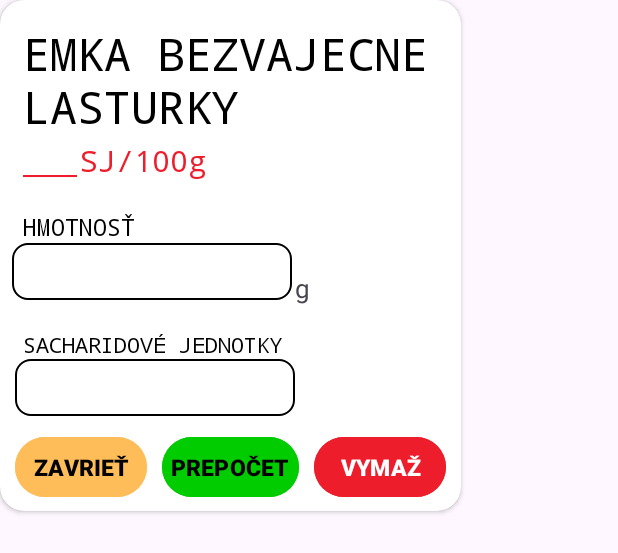
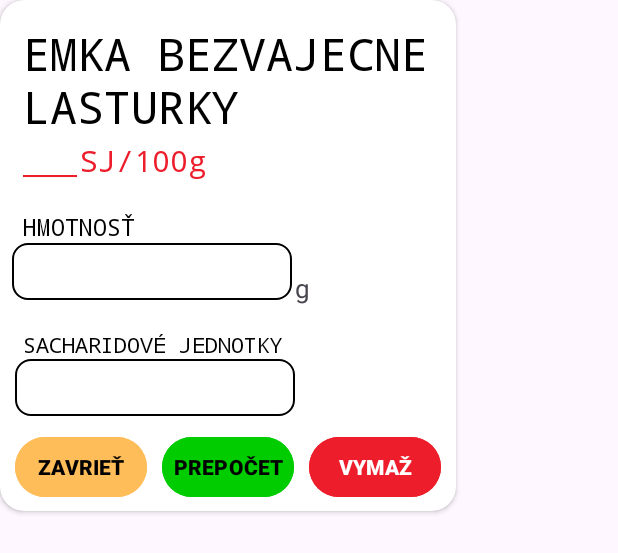
Before and after one commit to SimonFenak/DiaBee, an Android app: the layout dialog_box.xml on its own in the app's theme, with its tools: preview values and no code run, on a phone screen of 412 x 824 dp. Shown: the top 553 px of the screen. Run offline under Robolectric (Android 15) with nearby library versions, the phone set to English and light mode, and no system bars.

```diff
--- a/DiaBee/app/src/main/res/layout/dialog_box.xml
+++ b/DiaBee/app/src/main/res/layout/dialog_box.xml
@@ -138,7 +138,7 @@
                 android:padding="6dp"
                 android:text="ZAVRIEŤ"
                 android:textColor="@color/black"
-                android:textSize="15sp"
+                android:textSize="14sp"
                 android:textStyle="bold" />
 
             <com.google.android.material.button.MaterialButton
@@ -151,7 +151,7 @@
                 android:padding="6dp"
                 android:text="PREPOČET"
                 android:textColor="@color/black"
-                android:textSize="15sp"
+                android:textSize="14sp"
                 android:textStyle="bold" />
 
             <com.google.android.material.button.MaterialButton
@@ -164,7 +164,7 @@
                 android:padding="6dp"
                 android:text="VYMAŽ"
                 android:textColor="@color/white"
-                android:textSize="15sp"
+                android:textSize="14sp"
                 android:textStyle="bold" />
 
         </LinearLayout>
```
Also changed, not shown: DiaBee/app/src/main/res/layout/activity_main.xml (+5 -7 lines), 1 other file.
